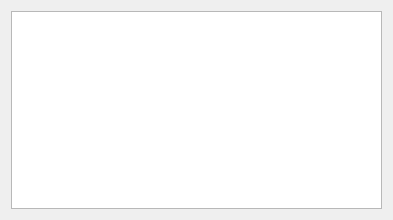
This is mdialog.ui in community-ssu/clock-ui as Qt 5 draws it before an edit. The edited form follows.
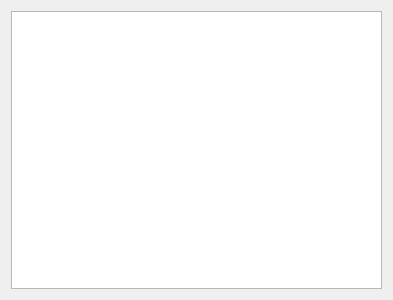
This is the edited form.

What changed in the file:
```diff
--- a/mdialog.ui
+++ b/mdialog.ui
@@ -7,7 +7,7 @@
     <x>0</x>
     <y>0</y>
     <width>393</width>
-    <height>220</height>
+    <height>300</height>
    </rect>
   </property>
   <property name="windowTitle">
```
